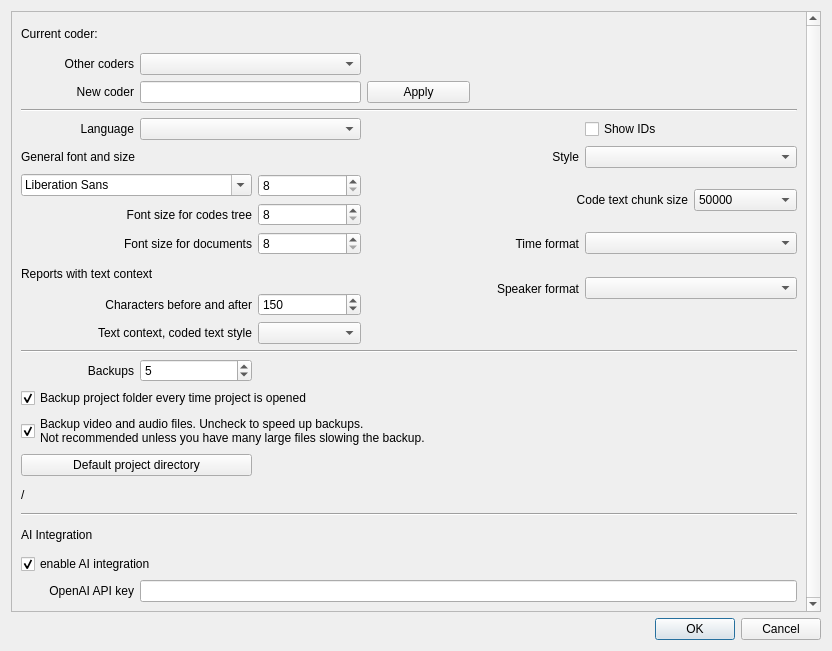
Old version of the form GUI_UIs/ui_dialog_settings.ui in the repository ccbogel/QualCoder.
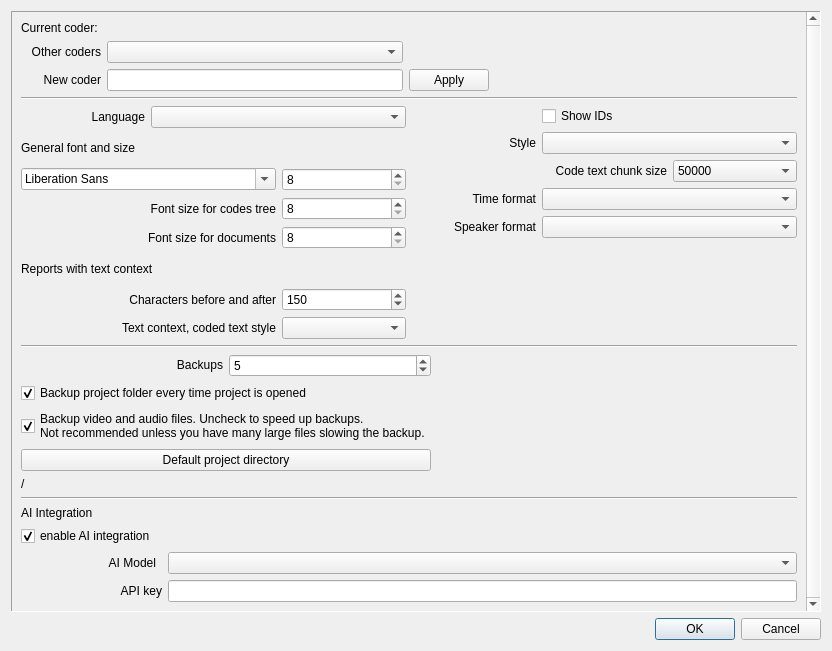
New version of the form.

What changed in the file:
```diff
--- a/GUI_UIs/ui_dialog_settings.ui
+++ b/GUI_UIs/ui_dialog_settings.ui
@@ -28,6 +28,9 @@
        <verstretch>0</verstretch>
       </sizepolicy>
      </property>
+     <property name="frameShape">
+      <enum>QFrame::Panel</enum>
+     </property>
      <property name="verticalScrollBarPolicy">
       <enum>Qt::ScrollBarAlwaysOn</enum>
      </property>
@@ -50,20 +53,183 @@
        </sizepolicy>
       </property>
       <layout class="QGridLayout" name="gridLayout">
-       <item row="9" column="3" rowspan="2" colspan="2">
-        <widget class="QLabel" name="label_6">
+       <item row="1" column="0" colspan="3">
+        <widget class="Line" name="line">
+         <property name="orientation">
+          <enum>Qt::Horizontal</enum>
+         </property>
+        </widget>
+       </item>
+       <item row="10" column="0" colspan="3">
+        <widget class="QWidget" name="widget_ai" native="true">
+         <layout class="QGridLayout" name="gridLayout_6">
+          <property name="leftMargin">
+           <number>0</number>
+          </property>
+          <property name="topMargin">
+           <number>0</number>
+          </property>
+          <property name="rightMargin">
+           <number>0</number>
+          </property>
+          <property name="bottomMargin">
+           <number>0</number>
+          </property>
+          <item row="4" column="2">
+           <widget class="QLineEdit" name="lineEdit_ai_api_key"/>
+          </item>
+          <item row="1" column="0">
+           <widget class="QCheckBox" name="checkBox_AI_enable">
+            <property name="text">
+             <string>enable AI integration</string>
+            </property>
+            <property name="checked">
+             <bool>true</bool>
+            </property>
+           </widget>
+          </item>
+          <item row="4" column="0" colspan="2">
+           <widget class="QLabel" name="label_openai_api_key">
+            <property name="text">
+             <string>API key</string>
+            </property>
+            <property name="alignment">
+             <set>Qt::AlignRight|Qt::AlignTrailing|Qt::AlignVCenter</set>
+            </property>
+           </widget>
+          </item>
+          <item row="0" column="0">
+           <widget class="QLabel" name="label_9">
+            <property name="sizePolicy">
+             <sizepolicy hsizetype="Preferred" vsizetype="Fixed">
+              <horstretch>0</horstretch>
+              <verstretch>0</verstretch>
+             </sizepolicy>
+            </property>
+            <property name="text">
+             <string>AI Integration</string>
+            </property>
+           </widget>
+          </item>
+          <item row="2" column="0">
+           <widget class="QLabel" name="label_10">
+            <property name="text">
+             <string>AI Model</string>
+            </property>
+            <property name="alignment">
+             <set>Qt::AlignRight|Qt::AlignTrailing|Qt::AlignVCenter</set>
+            </property>
+           </widget>
+          </item>
+          <item row="2" column="2">
+           <widget class="QComboBox" name="comboBox_ai_model"/>
+          </item>
+         </layout>
+        </widget>
+       </item>
+       <item row="2" column="0" colspan="3">
+        <widget class="QWidget" name="widget_ui" native="true">
+         <property name="sizePolicy">
+          <sizepolicy hsizetype="Preferred" vsizetype="Preferred">
+           <horstretch>0</horstretch>
+           <verstretch>0</verstretch>
+          </sizepolicy>
+         </property>
+         <layout class="QHBoxLayout" name="horizontalLayout">
+          <property name="leftMargin">
+           <number>0</number>
+          </property>
+          <property name="topMargin">
+           <number>0</number>
+          </property>
+          <property name="rightMargin">
+           <number>0</number>
+          </property>
+          <property name="bottomMargin">
+           <number>0</number>
+          </property>
+          <item>
+           <widget class="QWidget" name="widget_ui_left" native="true">
+            <layout class="QGridLayout" name="gridLayout_3">
+             <property name="leftMargin">
+              <number>0</number>
+             </property>
+             <property name="topMargin">
+              <number>0</number>
+             </property>
+             <property name="rightMargin">
+              <number>0</number>
+             </property>
+             <property name="bottomMargin">
+              <number>0</number>
+             </property>
+             <item row="0" column="0">
+              <widget class="QLabel" name="label_4">
+               <property name="text">
+                <string>Language</string>
+               </property>
+               <property name="alignment">
+                <set>Qt::AlignRight|Qt::AlignTrailing|Qt::AlignVCenter</set>
+               </property>
+              </widget>
+             </item>
+             <item row="0" column="1" colspan="2">
+              <widget class="QComboBox" name="comboBox_language">
          <property name="toolTip">
-          <string>&lt;html&gt;&lt;head/&gt;&lt;body&gt;&lt;p&gt;Used when entering speaker name in transcription&lt;/p&gt;&lt;/body&gt;&lt;/html&gt;</string>
-         </property>
+                <string>&lt;html&gt;&lt;head/&gt;&lt;body&gt;&lt;p&gt;Close and open the software for the change in language to occur.&lt;/p&gt;&lt;/body&gt;&lt;/html&gt;</string>
+               </property>
+              </widget>
+             </item>
+             <item row="1" column="0" colspan="3">
+              <widget class="QLabel" name="label">
          <property name="text">
-          <string>Speaker format</string>
+                <string>General font and size</string>
+               </property>
+              </widget>
+             </item>
+             <item row="2" column="0" colspan="2">
+              <widget class="QFontComboBox" name="fontComboBox"/>
+             </item>
+             <item row="2" column="2">
+              <widget class="QSpinBox" name="spinBox">
+               <property name="minimum">
+                <number>8</number>
+               </property>
+               <property name="maximum">
+                <number>32</number>
+               </property>
+               <property name="singleStep">
+                <number>2</number>
+               </property>
+              </widget>
+             </item>
+             <item row="3" column="0" colspan="2">
+              <widget class="QLabel" name="label_3">
+               <property name="text">
+                <string>Font size for codes tree</string>
          </property>
          <property name="alignment">
           <set>Qt::AlignRight|Qt::AlignTrailing|Qt::AlignVCenter</set>
          </property>
-        </widget>
-       </item>
-       <item row="8" column="0" colspan="2">
+               <property name="wordWrap">
+                <bool>true</bool>
+               </property>
+              </widget>
+             </item>
+             <item row="3" column="2">
+              <widget class="QSpinBox" name="spinBox_treefontsize">
+               <property name="minimum">
+                <number>8</number>
+               </property>
+               <property name="maximum">
+                <number>32</number>
+               </property>
+               <property name="singleStep">
+                <number>2</number>
+               </property>
+              </widget>
+             </item>
+             <item row="4" column="0" colspan="2">
         <widget class="QLabel" name="label_7">
          <property name="text">
           <string>Font size for documents</string>
@@ -76,30 +242,103 @@
          </property>
         </widget>
        </item>
-       <item row="15" column="0" colspan="7">
-        <widget class="QCheckBox" name="checkBox_auto_backup">
+             <item row="4" column="2">
+              <widget class="QSpinBox" name="spinBox_docfontsize">
+               <property name="minimum">
+                <number>8</number>
+               </property>
+               <property name="maximum">
+                <number>32</number>
+               </property>
+               <property name="singleStep">
+                <number>2</number>
+               </property>
+              </widget>
+             </item>
+             <item row="5" column="0" colspan="3">
+              <widget class="QLabel" name="label_reports_text_context">
          <property name="text">
-          <string>Backup project folder every time project is opened</string>
-         </property>
-         <property name="checked">
-          <bool>true</bool>
-         </property>
-        </widget>
-       </item>
-       <item row="5" column="5" colspan="2">
+                <string>Reports with text context</string>
+               </property>
+              </widget>
+             </item>
+             <item row="6" column="0" colspan="2">
+              <widget class="QLabel" name="label_chars_before_after">
+               <property name="text">
+                <string>Characters before and after</string>
+               </property>
+               <property name="alignment">
+                <set>Qt::AlignRight|Qt::AlignTrailing|Qt::AlignVCenter</set>
+               </property>
+              </widget>
+             </item>
+             <item row="6" column="2">
+              <widget class="QSpinBox" name="spinBox_chars_before_after">
+               <property name="minimum">
+                <number>20</number>
+               </property>
+               <property name="maximum">
+                <number>300</number>
+               </property>
+               <property name="singleStep">
+                <number>5</number>
+               </property>
+               <property name="value">
+                <number>150</number>
+               </property>
+              </widget>
+             </item>
+             <item row="7" column="0" colspan="2">
+              <widget class="QLabel" name="label_coded_text_style">
+               <property name="text">
+                <string>Text context, coded text style</string>
+               </property>
+               <property name="alignment">
+                <set>Qt::AlignRight|Qt::AlignTrailing|Qt::AlignVCenter</set>
+               </property>
+              </widget>
+             </item>
+             <item row="7" column="2">
+              <widget class="QComboBox" name="comboBox_text_style"/>
+             </item>
+            </layout>
+           </widget>
+          </item>
+          <item>
+           <widget class="QWidget" name="widget_ui_right" native="true">
+            <layout class="QGridLayout" name="gridLayout_4">
+             <property name="leftMargin">
+              <number>0</number>
+             </property>
+             <property name="topMargin">
+              <number>0</number>
+             </property>
+             <property name="rightMargin">
+              <number>0</number>
+             </property>
+             <property name="bottomMargin">
+              <number>0</number>
+             </property>
+             <item row="4" column="1" colspan="2">
+              <widget class="QComboBox" name="comboBox_speaker"/>
+             </item>
+             <item row="0" column="1" colspan="2">
+              <widget class="QCheckBox" name="checkBox">
+               <property name="toolTip">
+                <string>&lt;html&gt;&lt;head/&gt;&lt;body&gt;&lt;p&gt;Show the identifying numbers for files, cases, codes, et cetera.&lt;/p&gt;&lt;/body&gt;&lt;/html&gt;</string>
+               </property>
+               <property name="text">
+                <string>Show IDs</string>
+               </property>
+              </widget>
+             </item>
+             <item row="3" column="1" colspan="2">
+              <widget class="QComboBox" name="comboBox_timestamp"/>
+             </item>
+             <item row="1" column="1" colspan="2">
         <widget class="QComboBox" name="comboBox_style"/>
        </item>
-       <item row="23" column="0">
-        <widget class="QLabel" name="label_openai_api_key">
-         <property name="text">
-          <string>OpenAI API key</string>
-         </property>
-         <property name="alignment">
-          <set>Qt::AlignRight|Qt::AlignTrailing|Qt::AlignVCenter</set>
-         </property>
-        </widget>
-       </item>
-       <item row="6" column="6" rowspan="2">
+             <item row="2" column="2">
         <widget class="QComboBox" name="comboBox_text_chunk_size">
          <item>
           <property name="text">
@@ -123,40 +362,30 @@
          </item>
         </widget>
        </item>
-       <item row="12" column="0" colspan="7">
-        <widget class="Line" name="line_2">
-         <property name="orientation">
-          <enum>Qt::Horizontal</enum>
-         </property>
-        </widget>
-       </item>
-       <item row="10" column="0" colspan="2">
-        <widget class="QLabel" name="label_chars_before_after">
+             <item row="1" column="0">
+              <widget class="QLabel" name="label_style">
          <property name="text">
-          <string>Characters before and after</string>
+                <string>Style</string>
          </property>
          <property name="alignment">
           <set>Qt::AlignRight|Qt::AlignTrailing|Qt::AlignVCenter</set>
          </property>
         </widget>
        </item>
-       <item row="7" column="0" colspan="2">
-        <widget class="QLabel" name="label_3">
+             <item row="2" column="0" colspan="2">
+              <widget class="QLabel" name="label_8">
+               <property name="toolTip">
+                <string>Very large text documents. Load text chunks by number of characters.</string>
+               </property>
          <property name="text">
-          <string>Font size for codes tree</string>
+                <string>Code text chunk size</string>
          </property>
          <property name="alignment">
           <set>Qt::AlignRight|Qt::AlignTrailing|Qt::AlignVCenter</set>
          </property>
-         <property name="wordWrap">
-          <bool>true</bool>
-         </property>
-        </widget>
-       </item>
-       <item row="8" column="5" colspan="2">
-        <widget class="QComboBox" name="comboBox_timestamp"/>
-       </item>
-       <item row="8" column="4">
+              </widget>
+             </item>
+             <item row="3" column="0">
         <widget class="QLabel" name="label_5">
          <property name="toolTip">
           <string>&lt;html&gt;&lt;head/&gt;&lt;body&gt;&lt;p&gt;Used when entering time position in transcription&lt;/p&gt;&lt;/body&gt;&lt;/html&gt;</string>
@@ -169,99 +398,119 @@
          </property>
         </widget>
        </item>
-       <item row="5" column="4">
-        <widget class="QLabel" name="label_style">
-         <property name="text">
-          <string>Style</string>
-         </property>
-         <property name="alignment">
-          <set>Qt::AlignRight|Qt::AlignTrailing|Qt::AlignVCenter</set>
-         </property>
-        </widget>
-       </item>
-       <item row="5" column="0" colspan="3">
-        <widget class="QLabel" name="label">
-         <property name="text">
-          <string>General font and size</string>
-         </property>
-        </widget>
-       </item>
-       <item row="4" column="5" colspan="2">
-        <widget class="QCheckBox" name="checkBox">
-         <property name="toolTip">
-          <string>&lt;html&gt;&lt;head/&gt;&lt;body&gt;&lt;p&gt;Show the identifying numbers for files, cases, codes, et cetera.&lt;/p&gt;&lt;/body&gt;&lt;/html&gt;</string>
-         </property>
-         <property name="text">
-          <string>Show IDs</string>
-         </property>
-        </widget>
-       </item>
-       <item row="9" column="0" colspan="3">
-        <widget class="QLabel" name="label_reports_text_context">
-         <property name="text">
-          <string>Reports with text context</string>
-         </property>
-        </widget>
-       </item>
        <item row="4" column="0">
-        <widget class="QLabel" name="label_4">
+              <widget class="QLabel" name="label_6">
+               <property name="toolTip">
+                <string>&lt;html&gt;&lt;head/&gt;&lt;body&gt;&lt;p&gt;Used when entering speaker name in transcription&lt;/p&gt;&lt;/body&gt;&lt;/html&gt;</string>
+               </property>
          <property name="text">
-          <string>Language</string>
+                <string>Speaker format</string>
          </property>
          <property name="alignment">
           <set>Qt::AlignRight|Qt::AlignTrailing|Qt::AlignVCenter</set>
          </property>
         </widget>
        </item>
-       <item row="6" column="2">
-        <widget class="QSpinBox" name="spinBox">
-         <property name="minimum">
-          <number>8</number>
-         </property>
-         <property name="maximum">
-          <number>32</number>
-         </property>
-         <property name="singleStep">
-          <number>2</number>
-         </property>
-        </widget>
-       </item>
-       <item row="4" column="1" colspan="2">
-        <widget class="QComboBox" name="comboBox_language">
-         <property name="toolTip">
-          <string>&lt;html&gt;&lt;head/&gt;&lt;body&gt;&lt;p&gt;Close and open the software for the change in language to occur.&lt;/p&gt;&lt;/body&gt;&lt;/html&gt;</string>
-         </property>
+             <item row="5" column="1">
+              <spacer name="verticalSpacer">
+               <property name="orientation">
+                <enum>Qt::Vertical</enum>
+               </property>
+               <property name="sizeType">
+                <enum>QSizePolicy::Expanding</enum>
+               </property>
+               <property name="sizeHint" stdset="0">
+                <size>
+                 <width>20</width>
+                 <height>30</height>
+                </size>
+               </property>
+              </spacer>
+             </item>
+            </layout>
+           </widget>
+          </item>
+         </layout>
         </widget>
        </item>
-       <item row="6" column="0" colspan="2">
-        <widget class="QFontComboBox" name="fontComboBox"/>
-       </item>
-       <item row="2" column="3">
-        <widget class="QPushButton" name="pushButton_set_coder">
-         <property name="toolTip">
-          <string>Set this name as the current coder.
-</string>
-         </property>
+       <item row="4" column="0" colspan="3">
+        <widget class="QWidget" name="widget_backup" native="true">
+         <layout class="QHBoxLayout" name="horizontalLayout_2">
+          <property name="leftMargin">
+           <number>0</number>
+          </property>
+          <property name="topMargin">
+           <number>0</number>
+          </property>
+          <property name="rightMargin">
+           <number>0</number>
+          </property>
+          <property name="bottomMargin">
+           <number>0</number>
+          </property>
+          <item>
+           <widget class="QWidget" name="widget_backup_left" native="true">
+            <property name="sizePolicy">
+             <sizepolicy hsizetype="Preferred" vsizetype="Preferred">
+              <horstretch>0</horstretch>
+              <verstretch>0</verstretch>
+             </sizepolicy>
+            </property>
+            <property name="minimumSize">
+             <size>
+              <width>0</width>
+              <height>100</height>
+             </size>
+            </property>
+            <layout class="QGridLayout" name="gridLayout_7">
+             <property name="leftMargin">
+              <number>0</number>
+             </property>
+             <property name="topMargin">
+              <number>0</number>
+             </property>
+             <property name="rightMargin">
+              <number>0</number>
+             </property>
+             <property name="bottomMargin">
+              <number>0</number>
+             </property>
+             <item row="3" column="0" colspan="2">
+              <widget class="QPushButton" name="pushButton_choose_directory">
          <property name="text">
-          <string>Apply</string>
+                <string>Default project directory</string>
          </property>
         </widget>
        </item>
-       <item row="7" column="2">
-        <widget class="QSpinBox" name="spinBox_treefontsize">
-         <property name="minimum">
-          <number>8</number>
-         </property>
-         <property name="maximum">
-          <number>32</number>
-         </property>
-         <property name="singleStep">
-          <number>2</number>
-         </property>
-        </widget>
-       </item>
-       <item row="13" column="1">
+             <item row="2" column="0" colspan="2">
+              <widget class="QCheckBox" name="checkBox_backup_AV_files">
+               <property name="text">
+                <string>Backup video and audio files. Uncheck to speed up backups.
+Not recommended unless you have many large files slowing the backup.</string>
+               </property>
+               <property name="checked">
+                <bool>true</bool>
+               </property>
+              </widget>
+             </item>
+             <item row="1" column="0" colspan="2">
+              <widget class="QCheckBox" name="checkBox_auto_backup">
+               <property name="text">
+                <string>Backup project folder every time project is opened</string>
+               </property>
+               <property name="checked">
+                <bool>true</bool>
+               </property>
+              </widget>
+             </item>
+             <item row="0" column="1">
         <widget class="QSpinBox" name="spinBox_backups">
+               <property name="sizePolicy">
+                <sizepolicy hsizetype="Preferred" vsizetype="Fixed">
+                 <horstretch>0</horstretch>
+                 <verstretch>0</verstretch>
+                </sizepolicy>
+               </property>
          <property name="minimum">
           <number>1</number>
          </property>
@@ -273,31 +522,14 @@
          </property>
         </widget>
        </item>
-       <item row="3" column="0" colspan="7">
-        <widget class="Line" name="line">
-         <property name="orientation">
-          <enum>Qt::Horizontal</enum>
-         </property>
-        </widget>
-       </item>
-       <item row="10" column="2">
-        <widget class="QSpinBox" name="spinBox_chars_before_after">
-         <property name="minimum">
-          <number>20</number>
-         </property>
-         <property name="maximum">
-          <number>300</number>
-         </property>
-         <property name="singleStep">
-          <number>5</number>
-         </property>
-         <property name="value">
-          <number>150</number>
-         </property>
-        </widget>
-       </item>
-       <item row="13" column="0">
+             <item row="0" column="0">
         <widget class="QLabel" name="label_backups_to_keep">
+               <property name="sizePolicy">
+                <sizepolicy hsizetype="Preferred" vsizetype="Fixed">
+                 <horstretch>0</horstretch>
+                 <verstretch>0</verstretch>
+                </sizepolicy>
+               </property>
          <property name="text">
           <string>Backups</string>
          </property>
@@ -309,27 +541,82 @@
          </property>
         </widget>
        </item>
-       <item row="11" column="0" colspan="2">
-        <widget class="QLabel" name="label_coded_text_style">
-         <property name="text">
-          <string>Text context, coded text style</string>
-         </property>
-         <property name="alignment">
-          <set>Qt::AlignRight|Qt::AlignTrailing|Qt::AlignVCenter</set>
-         </property>
-        </widget>
-       </item>
-       <item row="19" column="0" colspan="7">
+            </layout>
+           </widget>
+          </item>
+          <item>
+           <widget class="QWidget" name="widget_backup_right" native="true">
+            <layout class="QVBoxLayout" name="verticalLayout_2">
+             <property name="leftMargin">
+              <number>0</number>
+             </property>
+             <property name="topMargin">
+              <number>0</number>
+             </property>
+             <property name="rightMargin">
+              <number>0</number>
+             </property>
+             <property name="bottomMargin">
+              <number>0</number>
+             </property>
+             <item>
+              <spacer name="horizontalSpacer_2">
+               <property name="orientation">
+                <enum>Qt::Horizontal</enum>
+               </property>
+               <property name="sizeHint" stdset="0">
+                <size>
+                 <width>362</width>
+                 <height>20</height>
+                </size>
+               </property>
+              </spacer>
+             </item>
+            </layout>
+           </widget>
+          </item>
+         </layout>
+        </widget>
+       </item>
+       <item row="7" column="0" colspan="3">
         <widget class="Line" name="line_3">
          <property name="orientation">
           <enum>Qt::Horizontal</enum>
          </property>
         </widget>
        </item>
-       <item row="2" column="1" colspan="2">
-        <widget class="QLineEdit" name="lineEdit_coderName"/>
+       <item row="3" column="0" colspan="3">
+        <widget class="Line" name="line_2">
+         <property name="orientation">
+          <enum>Qt::Horizontal</enum>
+         </property>
+        </widget>
        </item>
-       <item row="1" column="0">
+       <item row="0" column="0">
+        <widget class="QWidget" name="widget_coder" native="true">
+         <property name="sizePolicy">
+          <sizepolicy hsizetype="Expanding" vsizetype="Fixed">
+           <horstretch>0</horstretch>
+           <verstretch>0</verstretch>
+          </sizepolicy>
+         </property>
+         <layout class="QGridLayout" name="gridLayout_2">
+          <property name="leftMargin">
+           <number>0</number>
+          </property>
+          <property name="topMargin">
+           <number>0</number>
+          </property>
+          <property name="rightMargin">
+           <number>0</number>
+          </property>
+          <property name="bottomMargin">
+           <number>0</number>
+          </property>
+          <item row="2" column="1">
+           <widget class="QComboBox" name="comboBox_coders"/>
+          </item>
+          <item row="2" column="0">
         <widget class="QLabel" name="label_2">
          <property name="toolTip">
           <string>Select another coder in this project</string>
@@ -342,38 +629,7 @@
          </property>
         </widget>
        </item>
-       <item row="16" column="0" colspan="7">
-        <widget class="QCheckBox" name="checkBox_backup_AV_files">
-         <property name="text">
-          <string>Backup video and audio files. Uncheck to speed up backups.
-Not recommended unless you have many large files slowing the backup.</string>
-         </property>
-         <property name="checked">
-          <bool>true</bool>
-         </property>
-        </widget>
-       </item>
-       <item row="18" column="0">
-        <widget class="QLabel" name="label_directory">
-         <property name="text">
-          <string>/</string>
-         </property>
-        </widget>
-       </item>
-       <item row="6" column="3" rowspan="2" colspan="3">
-        <widget class="QLabel" name="label_8">
-         <property name="toolTip">
-          <string>Very large text documents. Load text chunks by number of characters.</string>
-         </property>
-         <property name="text">
-          <string>Code text chunk size</string>
-         </property>
-         <property name="alignment">
-          <set>Qt::AlignRight|Qt::AlignTrailing|Qt::AlignVCenter</set>
-         </property>
-        </widget>
-       </item>
-       <item row="2" column="0">
+          <item row="3" column="0">
         <widget class="QLabel" name="label_new_coder">
          <property name="text">
           <string>New coder</string>
@@ -383,33 +639,28 @@
          </property>
         </widget>
        </item>
-       <item row="23" column="1" colspan="6">
-        <widget class="QLineEdit" name="lineEdit_openai_api_key"/>
-       </item>
-       <item row="8" column="2">
-        <widget class="QSpinBox" name="spinBox_docfontsize">
-         <property name="minimum">
-          <number>8</number>
-         </property>
-         <property name="maximum">
-          <number>32</number>
-         </property>
-         <property name="singleStep">
-          <number>2</number>
+          <item row="3" column="1">
+           <widget class="QLineEdit" name="lineEdit_coderName"/>
+          </item>
+          <item row="3" column="2">
+           <widget class="QPushButton" name="pushButton_set_coder">
+            <property name="toolTip">
+             <string>Set this name as the current coder.
+</string>
+            </property>
+            <property name="text">
+             <string>Apply</string>
          </property>
         </widget>
        </item>
-       <item row="11" column="2">
-        <widget class="QComboBox" name="comboBox_text_style"/>
-       </item>
-       <item row="9" column="5" rowspan="2" colspan="2">
-        <widget class="QComboBox" name="comboBox_speaker"/>
-       </item>
-       <item row="1" column="1" colspan="2">
-        <widget class="QComboBox" name="comboBox_coders"/>
-       </item>
-       <item row="0" column="0" colspan="4">
+          <item row="1" column="0">
         <widget class="QLabel" name="label_current_coder">
+            <property name="sizePolicy">
+             <sizepolicy hsizetype="Preferred" vsizetype="Fixed">
+              <horstretch>0</horstretch>
+              <verstretch>0</verstretch>
+             </sizepolicy>
+            </property>
          <property name="text">
           <string>Current coder: </string>
          </property>
@@ -418,27 +669,26 @@
          </property>
         </widget>
        </item>
-       <item row="17" column="0" colspan="2">
-        <widget class="QPushButton" name="pushButton_choose_directory">
-         <property name="text">
-          <string>Default project directory</string>
-         </property>
-        </widget>
-       </item>
-       <item row="20" column="0" colspan="3">
-        <widget class="QLabel" name="label_9">
-         <property name="text">
-          <string>AI Integration</string>
-         </property>
+          <item row="3" column="3">
+           <spacer name="horizontalSpacer">
+            <property name="orientation">
+             <enum>Qt::Horizontal</enum>
+            </property>
+            <property name="sizeHint" stdset="0">
+             <size>
+              <width>40</width>
+              <height>20</height>
+             </size>
+            </property>
+           </spacer>
+          </item>
+         </layout>
         </widget>
        </item>
-       <item row="22" column="0" colspan="2">
-        <widget class="QCheckBox" name="checkBox_AI_enable">
+       <item row="6" column="0">
+        <widget class="QLabel" name="label_directory">
          <property name="text">
-          <string>enable AI integration</string>
-         </property>
-         <property name="checked">
-          <bool>true</bool>
+          <string>/</string>
          </property>
         </widget>
        </item>
```
Lines whose indentation alone changed are shown as unchanged.
